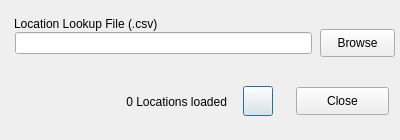
Qt form options_dialog.ui (ncssar/sartopo_address) before a commit.
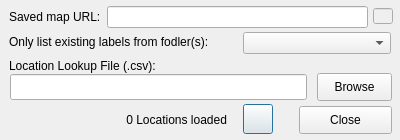
The same form after that commit. Icons and pictures are not drawn. Custom widgets are drawn as their Qt base class.

Commit message:
fix #18 (move existing marker); fix #15 (connected session indicator)
# 7-3-19      TMG       allow edit of an existing marker; filter list of existing
#                         markers based on selected folder name; use custom combo box
#                         to allow update of folders and filtered markers when the
#                         combo box is selected; add link status indicator lights
#                         to show if a valid API and mapID has been connected;
#                         enforce min required version of sartopo_python

```diff
--- a/options_dialog.ui
+++ b/options_dialog.ui
@@ -17,7 +17,7 @@
    <property name="geometry">
     <rect>
      <x>46</x>
-     <y>92</y>
+     <y>110</y>
      <width>181</width>
      <height>20</height>
     </rect>
@@ -33,7 +33,7 @@
    <property name="geometry">
     <rect>
      <x>243</x>
-     <y>86</y>
+     <y>104</y>
      <width>30</width>
      <height>30</height>
     </rect>
@@ -55,31 +55,31 @@
   <widget class="QLineEdit" name="locationFileField">
    <property name="geometry">
     <rect>
-     <x>15</x>
-     <y>32</y>
+     <x>10</x>
+     <y>74</y>
      <width>297</width>
-     <height>22</height>
+     <height>26</height>
     </rect>
    </property>
   </widget>
   <widget class="QLabel" name="label">
    <property name="geometry">
     <rect>
-     <x>14</x>
-     <y>16</y>
-     <width>156</width>
+     <x>9</x>
+     <y>58</y>
+     <width>160</width>
      <height>16</height>
     </rect>
    </property>
    <property name="text">
-    <string>Location Lookup File (.csv)</string>
+    <string>Location Lookup File (.csv):</string>
    </property>
   </widget>
   <widget class="QPushButton" name="browseButton">
    <property name="geometry">
     <rect>
-     <x>320</x>
-     <y>29</y>
+     <x>317</x>
+     <y>73</y>
      <width>75</width>
      <height>28</height>
     </rect>
@@ -91,8 +91,8 @@
   <widget class="QPushButton" name="closeButton">
    <property name="geometry">
     <rect>
-     <x>296</x>
-     <y>87</y>
+     <x>299</x>
+     <y>106</y>
      <width>93</width>
      <height>28</height>
     </rect>
@@ -101,7 +101,78 @@
     <string>Close</string>
    </property>
   </widget>
+  <widget class="STSFeatureComboBox" name="folderComboBox">
+   <property name="geometry">
+    <rect>
+     <x>243</x>
+     <y>32</y>
+     <width>148</width>
+     <height>22</height>
+    </rect>
+   </property>
+  </widget>
+  <widget class="QLabel" name="label_2">
+   <property name="geometry">
+    <rect>
+     <x>9</x>
+     <y>32</y>
+     <width>233</width>
+     <height>20</height>
+    </rect>
+   </property>
+   <property name="text">
+    <string>Only list existing labels from fodler(s):</string>
+   </property>
+  </widget>
+  <widget class="QLabel" name="label_3">
+   <property name="geometry">
+    <rect>
+     <x>9</x>
+     <y>7</y>
+     <width>95</width>
+     <height>20</height>
+    </rect>
+   </property>
+   <property name="text">
+    <string>Saved map URL:</string>
+   </property>
+  </widget>
+  <widget class="QLineEdit" name="urlField">
+   <property name="geometry">
+    <rect>
+     <x>107</x>
+     <y>6</y>
+     <width>261</width>
+     <height>22</height>
+    </rect>
+   </property>
+  </widget>
+  <widget class="QLineEdit" name="linkIndicator">
+   <property name="enabled">
+    <bool>false</bool>
+   </property>
+   <property name="geometry">
+    <rect>
+     <x>373</x>
+     <y>8</y>
+     <width>20</width>
+     <height>16</height>
+    </rect>
+   </property>
+   <property name="font">
+    <font>
+     <pointsize>9</pointsize>
+    </font>
+   </property>
+  </widget>
  </widget>
+ <customwidgets>
+  <customwidget>
+   <class>STSFeatureComboBox</class>
+   <extends>QComboBox</extends>
+   <header location="global"> STSFeatureComboBox.h</header>
+  </customwidget>
+ </customwidgets>
  <resources>
   <include location="sartopo_address.qrc"/>
  </resources>
```
Left out of the diff: 8 changed lines with no effect on the pictures. The commit also changes 8 other files.
